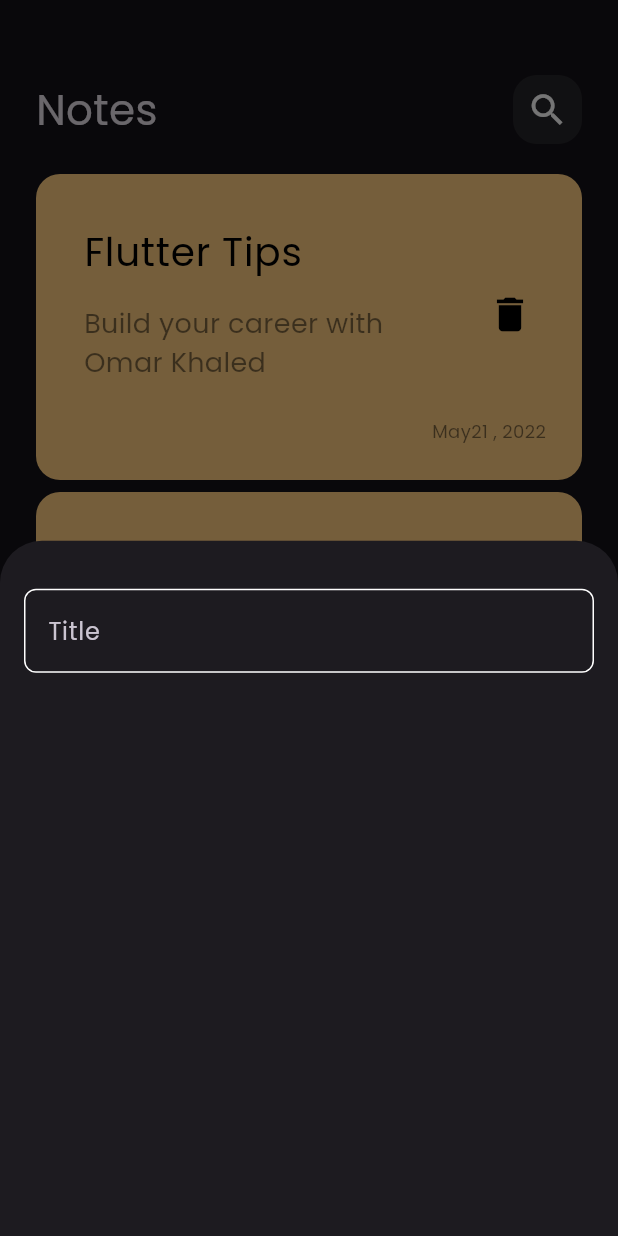
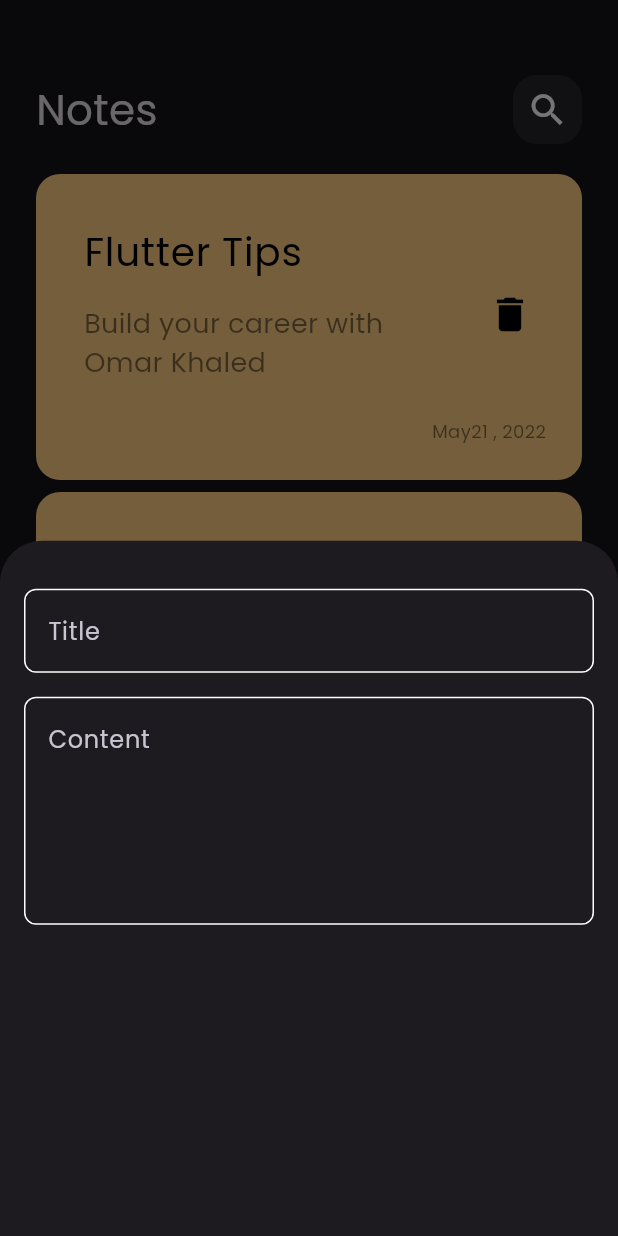
Before and after one commit to OmarEbnKhaled/notes_app, a Flutter app: the screen it shows after launch, after a tap on the "add" icon, on a phone screen of 412 x 824 dp. Run offline on Flutter 3.47's test engine with Material 3 defaults, Android fonts, the phone set to English and light mode, and no system bars.

Commit message:
add fields to note bottom sheet

```diff
--- a/lib/views/widgets/add_note_bottom_sheet.dart
+++ b/lib/views/widgets/add_note_bottom_sheet.dart
@@ -6,12 +6,17 @@ class AddNoteBottomSheet extends StatelessWidget {
 
   @override
   Widget build(BuildContext context) {
-    return Padding(
+    return const Padding(
       padding: EdgeInsets.symmetric(horizontal: 16),
       child: Column(
         children: [
           SizedBox(height: 32),
-          CustomTextField(),
+          CustomTextField(hint: 'Title'),
+          SizedBox(height: 16),
+          CustomTextField(
+            hint: 'Content',
+            maxLines: 5,
+          ),
         ],
       ),
     );
--- a/lib/views/widgets/custom_text_field.dart
+++ b/lib/views/widgets/custom_text_field.dart
@@ -2,14 +2,22 @@ import 'package:flutter/material.dart';
 import 'package:notes_app/constants.dart';
 
 class CustomTextField extends StatelessWidget {
-  const CustomTextField({super.key});
+  const CustomTextField({
+    super.key,
+    required this.hint,
+    this.maxLines = 1,
+  });
+
+  final String hint;
+  final int maxLines;
 
   @override
   Widget build(BuildContext context) {
     return TextField(
       cursorColor: kPrimaryColor,
+      maxLines: maxLines,
       decoration: InputDecoration(
-        hintText: 'Title',
+        hintText: hint,
         border: buildBorder(),
         enabledBorder: buildBorder(),
         focusedBorder: buildBorder(kPrimaryColor),
```
